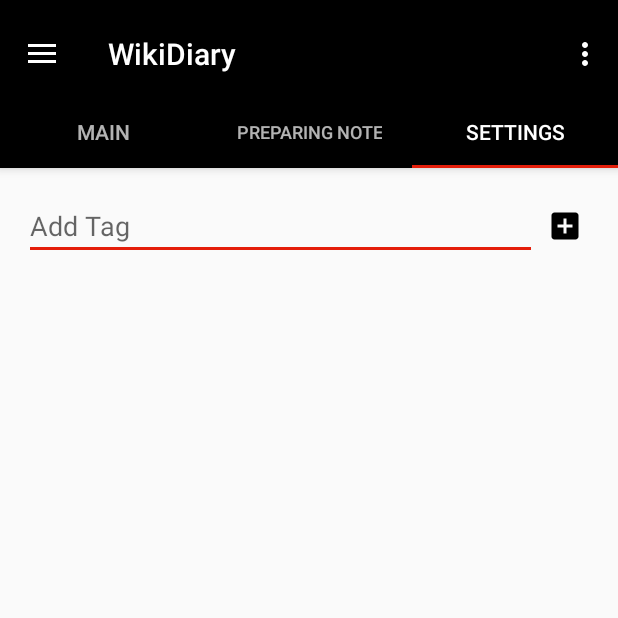
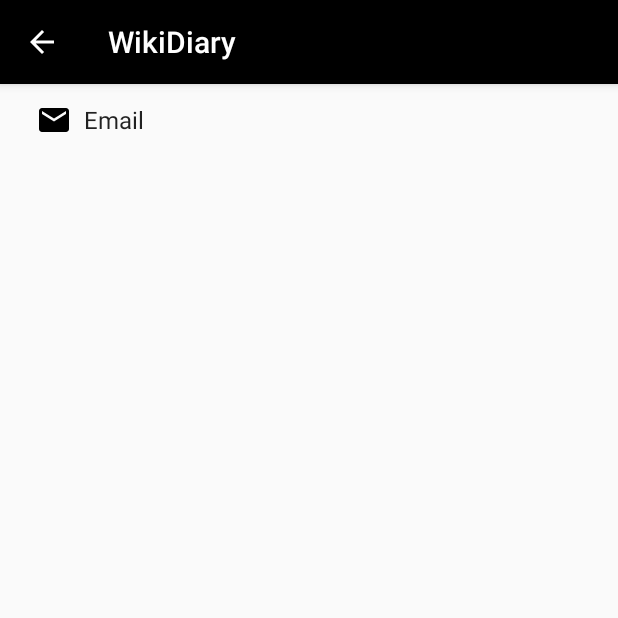
Before and after one commit to Maniak-pl/WikiDiary-Old, an Android app: the screen it shows after launch (MainActivity before the commit, SettingsActivity after it), in the side drawer, after a tap on "Settings", on a phone screen of 412 x 824 dp, the top half of it. Run offline under Robolectric (Android 15) with nearby library versions, the phone set to English and light mode, and no system bars; our stand-ins replace ButterKnife, Dagger/Hilt's generated code; libraries missing offline, so code that uses them is left out: com.j256.ormlite; 2 statements that could not run were skipped.

Commit message:
add settings

```diff
--- a/app/build.gradle
+++ b/app/build.gradle
@@ -24,9 +24,9 @@ dependencies {
     compile fileTree(dir: 'libs', include: ['*.jar'])
     testCompile 'junit:junit:4.12'
     compile 'com.android.support:appcompat-v7:23.1.1'
+    compile 'com.android.support:support-v4:23.1.1'
     compile 'com.android.support:design:23.1.1'
     compile 'com.jakewharton:butterknife:7.0.1'
-    compile 'com.android.support:support-v4:23.1.1'
     compile 'com.google.dagger:dagger:2.0.1'
     apt 'com.google.dagger:dagger-compiler:2.0.1'
     compile 'javax.annotation:jsr250-api:1.0'
--- a/app/src/main/AndroidManifest.xml
+++ b/app/src/main/AndroidManifest.xml
@@ -21,6 +21,11 @@
                 <category android:name="android.intent.category.LAUNCHER" />
             </intent-filter>
         </activity>
+
+        <activity android:name=".activitys.SettingsActivity"
+            android:screenOrientation="portrait">
+
+        </activity>
     </application>
 
 </manifest>
--- /dev/null
+++ b/app/src/main/java/pl/maniak/wikidiary/activitys/AppCompatPreferenceActivity.java
@@ -0,0 +1,109 @@
+package pl.maniak.wikidiary.activitys;
+
+import android.content.res.Configuration;
+import android.os.Bundle;
+import android.preference.PreferenceActivity;
+import android.support.annotation.LayoutRes;
+import android.support.annotation.Nullable;
+import android.support.v7.app.ActionBar;
+import android.support.v7.app.AppCompatDelegate;
+import android.support.v7.widget.Toolbar;
+import android.view.MenuInflater;
+import android.view.View;
+import android.view.ViewGroup;
+
+/**
+ * A {@link PreferenceActivity} which implements and proxies the necessary calls
+ * to be used with AppCompat.
+ */
+public abstract class AppCompatPreferenceActivity extends PreferenceActivity {
+
+    private AppCompatDelegate mDelegate;
+
+    @Override
+    protected void onCreate(Bundle savedInstanceState) {
+        getDelegate().installViewFactory();
+        getDelegate().onCreate(savedInstanceState);
+        super.onCreate(savedInstanceState);
+    }
+
+    @Override
+    protected void onPostCreate(Bundle savedInstanceState) {
+        super.onPostCreate(savedInstanceState);
+        getDelegate().onPostCreate(savedInstanceState);
+    }
+
+    public ActionBar getSupportActionBar() {
+        return getDelegate().getSupportActionBar();
+    }
+
+    public void setSupportActionBar(@Nullable Toolbar toolbar) {
+        getDelegate().setSupportActionBar(toolbar);
+    }
+
+    @Override
+    public MenuInflater getMenuInflater() {
+        return getDelegate().getMenuInflater();
+    }
+
+    @Override
+    public void setContentView(@LayoutRes int layoutResID) {
+        getDelegate().setContentView(layoutResID);
+    }
+
+    @Override
+    public void setContentView(View view) {
+        getDelegate().setContentView(view);
+    }
+
+    @Override
+    public void setContentView(View view, ViewGroup.LayoutParams params) {
+        getDelegate().setContentView(view, params);
+    }
+
+    @Override
+    public void addContentView(View view, ViewGroup.LayoutParams params) {
+        getDelegate().addContentView(view, params);
+    }
+
+    @Override
+    protected void onPostResume() {
+        super.onPostResume();
+        getDelegate().onPostResume();
+    }
+
+    @Override
+    protected void onTitleChanged(CharSequence title, int color) {
+        super.onTitleChanged(title, color);
+        getDelegate().setTitle(title);
+    }
+
+    @Override
+    public void onConfigurationChanged(Configuration newConfig) {
+        super.onConfigurationChanged(newConfig);
+        getDelegate().onConfigurationChanged(newConfig);
+    }
+
+    @Override
+    protected void onStop() {
+        super.onStop();
+        getDelegate().onStop();
+    }
+
+    @Override
+    protected void onDestroy() {
+        super.onDestroy();
+        getDelegate().onDestroy();
+    }
+
+    public void invalidateOptionsMenu() {
+        getDelegate().invalidateOptionsMenu();
+    }
+
+    private AppCompatDelegate getDelegate() {
+        if (mDelegate == null) {
+            mDelegate = AppCompatDelegate.create(this, null);
+        }
+        return mDelegate;
+    }
+}
--- a/app/src/main/java/pl/maniak/wikidiary/activitys/MainActivity.java
+++ b/app/src/main/java/pl/maniak/wikidiary/activitys/MainActivity.java
@@ -1,5 +1,6 @@
 package pl.maniak.wikidiary.activitys;
 
+import android.content.Intent;
 import android.os.Bundle;
 import android.support.design.widget.NavigationView;
 import android.support.design.widget.TabLayout;
@@ -87,6 +88,7 @@ public class MainActivity extends AppCompatActivity implements NavigationView.On
 
         //noinspection SimplifiableIfStatement
         if (id == R.id.action_settings) {
+            startSettings();
             return true;
         }
 
@@ -105,7 +107,7 @@ public class MainActivity extends AppCompatActivity implements NavigationView.On
                 mViewPager.setCurrentItem(1);
                 break;
             case R.id.nav_settings:
-                mViewPager.setCurrentItem(2);
+                startSettings();
                 break;
             case R.id.nav_s_health:
                 break;
@@ -171,4 +173,9 @@ public class MainActivity extends AppCompatActivity implements NavigationView.On
             return null;
         }
     }
+
+    private void startSettings() {
+        Intent intent = new Intent(this, SettingsActivity.class);
+        startActivity(intent);
+    }
 }
--- /dev/null
+++ b/app/src/main/java/pl/maniak/wikidiary/activitys/SettingsActivity.java
@@ -0,0 +1,171 @@
+package pl.maniak.wikidiary.activitys;
+
+import android.annotation.TargetApi;
+import android.content.Context;
+import android.content.Intent;
+import android.content.res.Configuration;
+import android.os.Build;
+import android.os.Bundle;
+import android.preference.EditTextPreference;
+import android.preference.ListPreference;
+import android.preference.Preference;
+import android.preference.PreferenceActivity;
+import android.preference.PreferenceFragment;
+import android.preference.PreferenceManager;
+import android.support.v7.app.ActionBar;
+import android.util.Log;
+import android.view.MenuItem;
+import android.widget.EditText;
+
+import java.util.List;
+
+import pl.maniak.wikidiary.R;
+import pl.maniak.wikidiary.utils.L;
+
+
+public class SettingsActivity extends AppCompatPreferenceActivity {
+    /**
+     * A preference value change listener that updates the preference's summary
+     * to reflect its new value.
+     */
+    private static Preference.OnPreferenceChangeListener sBindPreferenceSummaryToValueListener = new Preference.OnPreferenceChangeListener() {
+        @Override
+        public boolean onPreferenceChange(Preference preference, Object value) {
+            String stringValue = value.toString();
+
+            if (preference instanceof ListPreference) {
+                // For list preferences, look up the correct display value in
+                // the preference's 'entries' list.
+                ListPreference listPreference = (ListPreference) preference;
+                int index = listPreference.findIndexOfValue(stringValue);
+
+                // Set the summary to reflect the new value.
+                preference.setSummary(
+                        index >= 0
+                                ? listPreference.getEntries()[index]
+                                : null);
+
+            }  else if (preference instanceof EditTextPreference) {
+                EditText edit = ((EditTextPreference) preference).getEditText();
+                String pref = edit.getTransformationMethod().getTransformation(value.toString(), edit).toString();
+                preference.setSummary(pref);
+
+            } else {
+                // For all other preferences, set the summary to the value's
+                // simple string representation.
+                preference.setSummary(stringValue);
+            }
+            return true;
+        }
+    };
+
+    /**
+     * Helper method to determine if the device has an extra-large screen. For
+     * example, 10" tablets are extra-large.
+     */
+    private static boolean isXLargeTablet(Context context) {
+        return (context.getResources().getConfiguration().screenLayout
+                & Configuration.SCREENLAYOUT_SIZE_MASK) >= Configuration.SCREENLAYOUT_SIZE_XLARGE;
+    }
+
+    /**
+     * Binds a preference's summary to its value. More specifically, when the
+     * preference's value is changed, its summary (line of text below the
+     * preference title) is updated to reflect the value. The summary is also
+     * immediately updated upon calling this method. The exact display format is
+     * dependent on the type of preference.
+     *
+     * @see #sBindPreferenceSummaryToValueListener
+     */
+    private static void bindPreferenceSummaryToValue(Preference preference) {
+        // Set the listener to watch for value changes.
+        preference.setOnPreferenceChangeListener(sBindPreferenceSummaryToValueListener);
+
+        // Trigger the listener immediately with the preference's
+        // current value.
+        sBindPreferenceSummaryToValueListener.onPreferenceChange(preference,
+                PreferenceManager
+                        .getDefaultSharedPreferences(preference.getContext())
+                        .getString(preference.getKey(), ""));
+    }
+
+    @Override
+    protected void onCreate(Bundle savedInstanceState) {
+        super.onCreate(savedInstanceState);
+        setupActionBar();
+    }
+
+    /**
+     * Set up the {@link android.app.ActionBar}, if the API is available.
+     */
+    private void setupActionBar() {
+        ActionBar actionBar = getSupportActionBar();
+        if (actionBar != null) {
+            // Show the Up button in the action bar.
+            actionBar.setDisplayHomeAsUpEnabled(true);
+        }
+    }
+
+    @Override
+    public boolean onOptionsItemSelected(MenuItem item) {
+        int id = item.getItemId();
+        if (id == android.R.id.home) {
+            finish();
+            return true;
+        }
+        return super.onOptionsItemSelected(item);
+    }
+
+    /**
+     * {@inheritDoc}
+     */
+    @Override
+    public boolean onIsMultiPane() {
+        return isXLargeTablet(this);
+    }
+
+    /**
+     * {@inheritDoc}
+     */
+    @Override
+    @TargetApi(Build.VERSION_CODES.HONEYCOMB)
+    public void onBuildHeaders(List<PreferenceActivity.Header> target) {
+        loadHeadersFromResource(R.xml.pref_headers, target);
+    }
+
+    /**
+     * This method stops fragment injection in malicious applications.
+     * Make sure to deny any unknown fragments here.
+     */
+    protected boolean isValidFragment(String fragmentName) {
+        return PreferenceFragment.class.getName().equals(fragmentName)
+                || EmailPreferenceFragment.class.getName().equals(fragmentName);
+    }
+
+
+
+    @TargetApi(Build.VERSION_CODES.HONEYCOMB)
+    public static class EmailPreferenceFragment extends PreferenceFragment {
+        @Override
+        public void onCreate(Bundle savedInstanceState) {
+            super.onCreate(savedInstanceState);
+            addPreferencesFromResource(R.xml.pref_email);
+            setHasOptionsMenu(true);
+
+            bindPreferenceSummaryToValue(findPreference("send_email_name"));
+            bindPreferenceSummaryToValue(findPreference("send_email_user"));
+            bindPreferenceSummaryToValue(findPreference("send_email_password"));
+        }
+
+        @Override
+        public boolean onOptionsItemSelected(MenuItem item) {
+            int id = item.getItemId();
+            if (id == android.R.id.home) {
+                getActivity().finish();
+                return true;
+            }
+            return super.onOptionsItemSelected(item);
+        }
+    }
+
+}
--- /dev/null
+++ b/app/src/main/res/drawable/ic_email_24dp.xml
@@ -0,0 +1,9 @@
+<vector xmlns:android="http://schemas.android.com/apk/res/android"
+        android:width="24dp"
+        android:height="24dp"
+        android:viewportWidth="24.0"
+        android:viewportHeight="24.0">
+    <path
+        android:fillColor="#FF000000"
+        android:pathData="M20,4H4c-1.1,0 -1.99,0.9 -1.99,2L2,18c0,1.1 0.9,2 2,2h16c1.1,0 2,-0.9 2,-2V6c0,-1.1 -0.9,-2 -2,-2zm0,4l-8,5 -8,-5V6l8,5 8,-5v2z"/>
+</vector>
--- a/app/src/main/res/values/strings.xml
+++ b/app/src/main/res/values/strings.xml
@@ -13,6 +13,9 @@
     <string name="ok">Ok</string>
     <string name="cancel">Anuluj</string>
 
-
+    <string name="pref_header_email">Email</string>
+    <string name="pref_title_display_name">Display name</string>
+    <string name="pref_default_display_name">John Smith</string>
+    <string name="pref_title_send_options">Sending an e-mail</string>
 
 </resources>
--- /dev/null
+++ b/app/src/main/res/xml/pref_email.xml
@@ -0,0 +1,38 @@
+<?xml version="1.0" encoding="utf-8"?>
+<PreferenceScreen xmlns:android="http://schemas.android.com/apk/res/android">
+
+    <SwitchPreference
+        android:defaultValue="true"
+        android:key="send_email_message"
+        android:title="@string/pref_title_send_options" />
+
+    <EditTextPreference
+        android:capitalize="words"
+        android:defaultValue="@string/pref_default_display_name"
+        android:dependency="send_email_message"
+        android:inputType="textCapWords"
+        android:key="send_email_name"
+        android:maxLines="1"
+        android:selectAllOnFocus="true"
+        android:singleLine="true"
+        android:title="@string/pref_title_display_name" />
+
+    <EditTextPreference
+        android:capitalize="words"
+        android:defaultValue="@string/pref_default_display_name"
+        android:inputType="textCapWords"
+        android:key="send_email_user"
+        android:maxLines="1"
+        android:selectAllOnFocus="true"
+        android:singleLine="true"
+        android:title="@string/pref_title_display_name" />
+
+    <EditTextPreference
+        android:inputType="textPassword"
+        android:key="send_email_password"
+        android:dependency="send_email_message"
+        android:password="true"
+        android:persistent="true"
+        android:title="Password" />
+
+</PreferenceScreen>
--- /dev/null
+++ b/app/src/main/res/xml/pref_headers.xml
@@ -0,0 +1,10 @@
+<preference-headers xmlns:android="http://schemas.android.com/apk/res/android">
+
+    <!-- These settings headers are only used on tablets. -->
+
+    <header
+        android:fragment="pl.maniak.wikidiary.activitys.SettingsActivity$EmailPreferenceFragment"
+        android:icon="@drawable/ic_email_24dp"
+        android:title="@string/pref_header_email" />
+
+</preference-headers>
```
